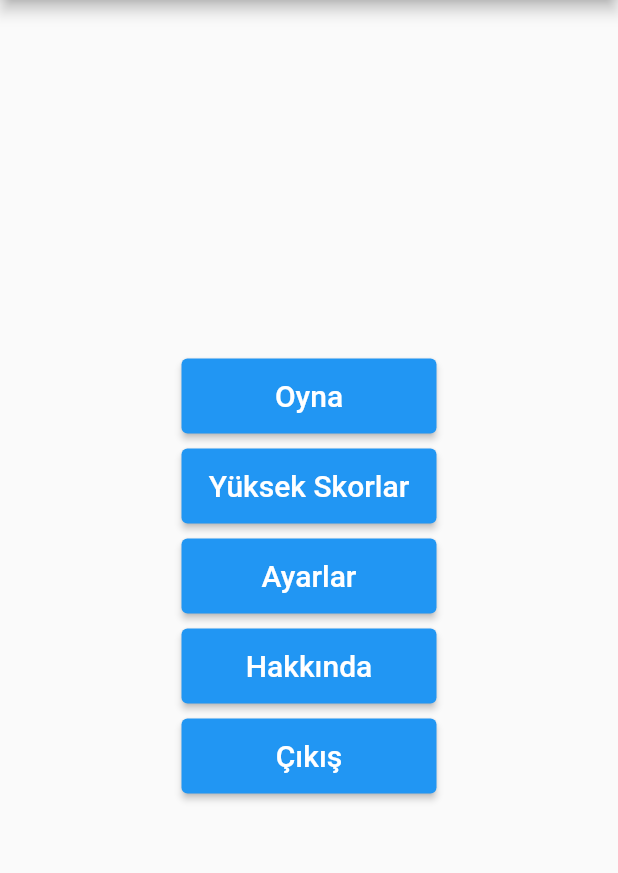
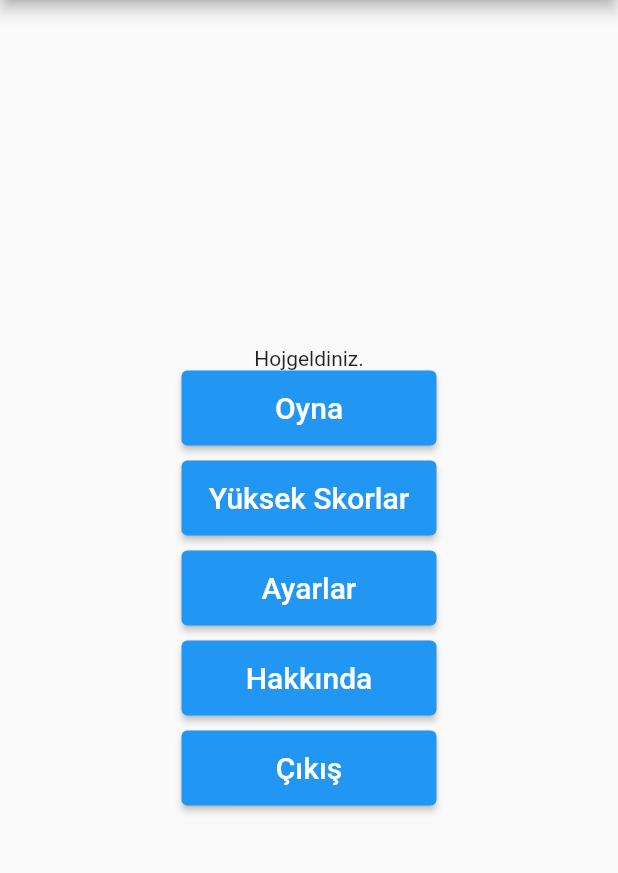
Before and after one commit to yasirrcolak/mr_code_jr, a Flutter app: the screen it shows after launch, on a phone screen of 412 x 824 dp, the part 84-957 px from its top. Run offline on Flutter 3.47's test engine with Material 2 defaults, Android fonts, the phone set to English and light mode, and no system bars.

Commit message:
Text yorum satırından kaldırıldı

```diff
--- a/lib/main.dart
+++ b/lib/main.dart
@@ -90,7 +90,7 @@ class _MyHomePageState extends State<MyHomePage> {
 
     if(ekran==0){
       EkrandakiWidget = <Widget>[
-        //Text('Hojgeldiniz.'),
+        Text('Hojgeldiniz.'),
 
 
         /*
```
